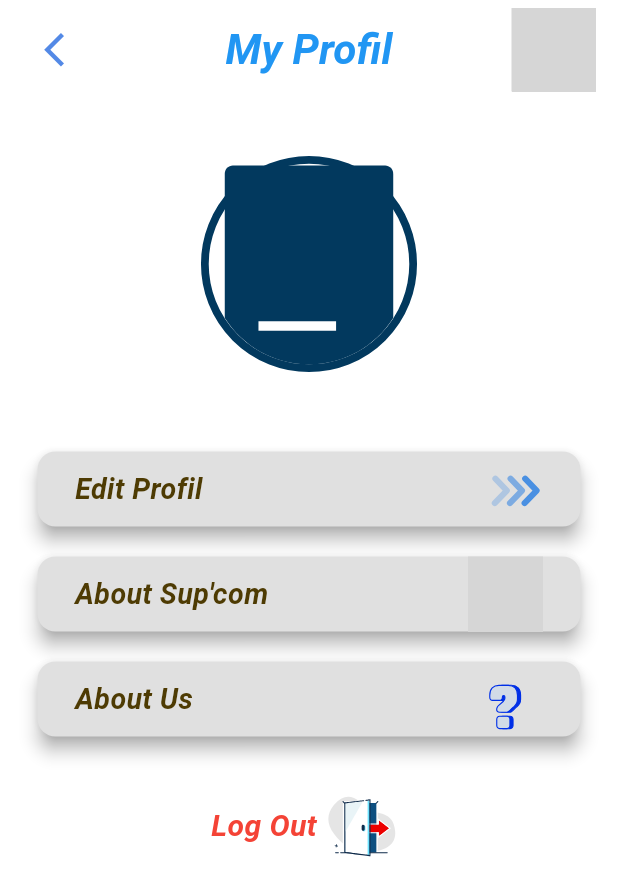
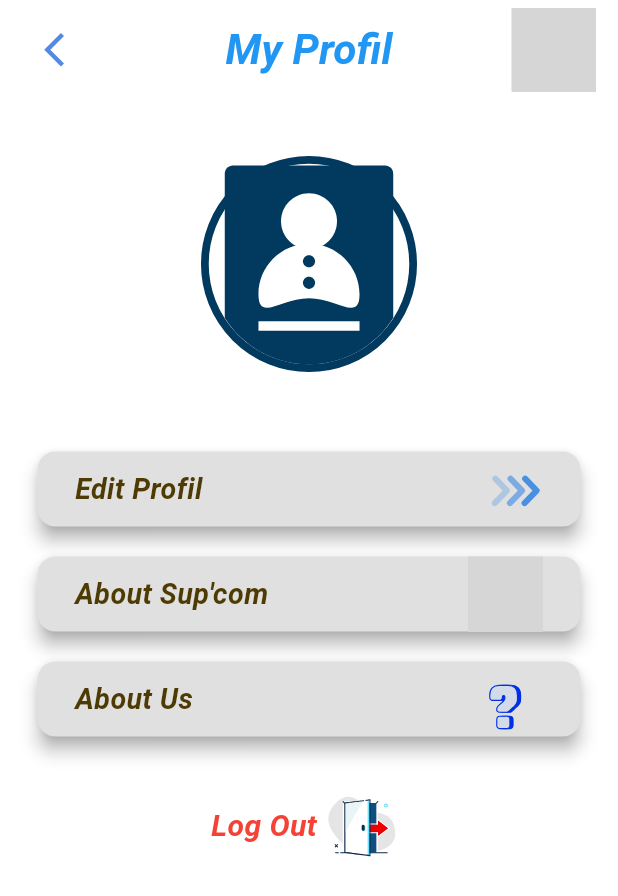
Before and after one commit to ahmedbhyy/supclubs2, a Flutter app: the ProfilScreen screen opened directly with empty values, on a phone screen of 412 x 824 dp. Shown: the top 896 px of the screen. Run offline on Flutter 3.47's test engine with Material 3 defaults, Android fonts, the phone set to English and light mode, and no system bars; drawn by our look-alikes of animated_text_kit; our stand-ins replace animate_do, awesome_dialog, cached_network_image, cloud_firestore, curved_labeled_navigation_bar, file_picker and 16 more; missing offline and left inert: flutter_emoji, flutter_facebook_auth; accounts and stored records are empty; Roboto replaces fonts that are missing (Abel); project files that could hold a hidden picture were left out; grey boxes are pictures that could not be loaded.

Commit message:
Please enter the commit message for your changes. Lines starting  with '#' will be ignored, and an empty message aborts the commit.
 On branch main

```diff
--- a/supclubs/lib/auth/sign_in.dart
+++ b/supclubs/lib/auth/sign_in.dart
@@ -360,8 +360,8 @@ class _SignInState extends State<SignIn> {
                                 ),
                               ),
                               InkWell(
-                                onTap: () {
-                                  signInWithGoogle();
+                                onTap: () async {
+                                  await signInWithGoogle();
                                 },
                                 child: Image.asset(
                                   "images/google.png",
--- a/supclubs/lib/profilscreens/profil_screen.dart
+++ b/supclubs/lib/profilscreens/profil_screen.dart
@@ -58,17 +58,12 @@ class _ProfilScreenState extends State<ProfilScreen> {
             title: "My Profil",
             lottie: "images/lottie_animation4.json",
           ),
-          Lottie.asset("images/lottie_person.json", height: 230),
+          Lottie.asset("images/lottie_person.json", height: 230, repeat: false),
           const CardProfil(
             title: "Edit Profil",
             path: "images/lottie_arrow.json",
-            child: EditProfil(
-                /*phone: widget.phone,
-              username: widget.username,
-              year: widget.year,*/
-                ),
+            child: EditProfil(),
           ),
-
           const CardProfil(
             title: "About Sup'com",
             path: "images/lottie_university.json",
@@ -124,7 +119,8 @@ class _ProfilScreenState extends State<ProfilScreen> {
                         color: Colors.red,
                         fontStyle: FontStyle.italic),
                   ),
-                  Lottie.asset("images/lottie_logout.json", height: 60),
+                  Lottie.asset("images/lottie_logout.json",
+                      height: 60, repeat: false),
                 ],
               ),
             ),
--- a/supclubs/lib/profilscreens/widget_profil/common_appbar.dart
+++ b/supclubs/lib/profilscreens/widget_profil/common_appbar.dart
@@ -1,4 +1,4 @@
-import 'package:animated_text_kit/animated_text_kit.dart';
+
 import 'package:flutter/material.dart';
 import 'package:google_fonts/google_fonts.dart';
 import 'package:lottie/lottie.dart';
@@ -33,16 +33,11 @@ class AppBarProfil extends StatelessWidget {
             fontStyle: FontStyle.italic,
             color: Colors.blue,
           ),
-        child: AnimatedTextKit(
-          animatedTexts: [
-            WavyAnimatedText(title),
-          ],
-          isRepeatingAnimation: false,
-          displayFullTextOnTap: true,
-        ),
+          child: Text(
+              title) ,
           ),
       actions: [
-        Lottie.asset(lottie),
+        Lottie.asset(lottie, repeat: false),
       ],
     );
   }
--- a/supclubs/lib/tab_bar_view/tab_bar_view2.dart
+++ b/supclubs/lib/tab_bar_view/tab_bar_view2.dart
@@ -81,7 +81,7 @@ class _TabBarView2State extends State<TabBarView2> {
           child: Column(
             children: [
               isloading
-                  ? const LoadingForData(ver: 3.0, hor: 2.5, loadingsize: 30.0)
+                  ? const LoadingForData(ver: 3.0, hor: 2.1, loadingsize: 25.0)
                   : data.isEmpty
                       ? const EmptyData(text: "No Events", padd: 3.5)
                       : ListView.builder(
--- a/supclubs/pubspec.yaml
+++ b/supclubs/pubspec.yaml
@@ -16,7 +16,7 @@ publish_to: "none" # Remove this line if you wish to publish to pub.dev
 # https://developer.apple.com/library/archive/documentation/General/Reference/InfoPlistKeyReference/Articles/CoreFoundationKeys.html
 # In Windows, build-name is used as the major, minor, and patch parts
 # of the product and file versions while build-number is used as the build suffix.
-version: 1.0.0+1
+version: 1.0.0+2
 
 environment:
   sdk: ">=3.2.6 <4.0.0"
```
Also changed, not shown: supclubs/lib/tab_bar_view/tab_bar_view1.dart (+11 -8 lines), supclubs/lib/tab_bar_view/tab_bar_view3.dart (+5 -3 lines). Lines whose indentation alone changed are shown as unchanged.
